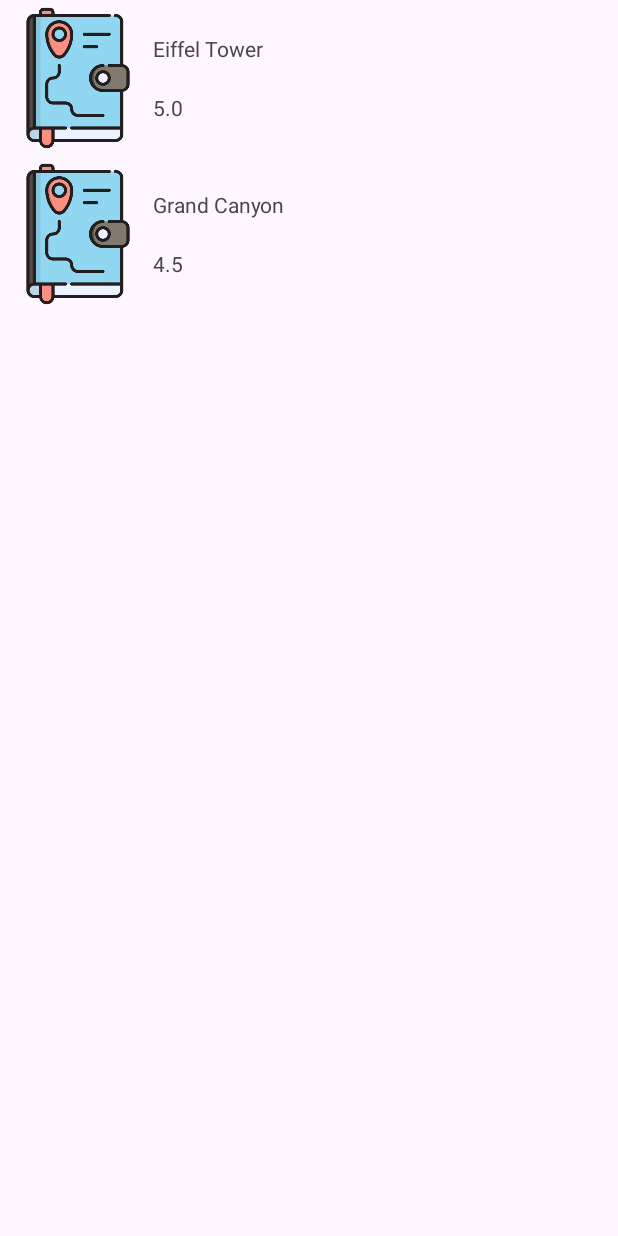
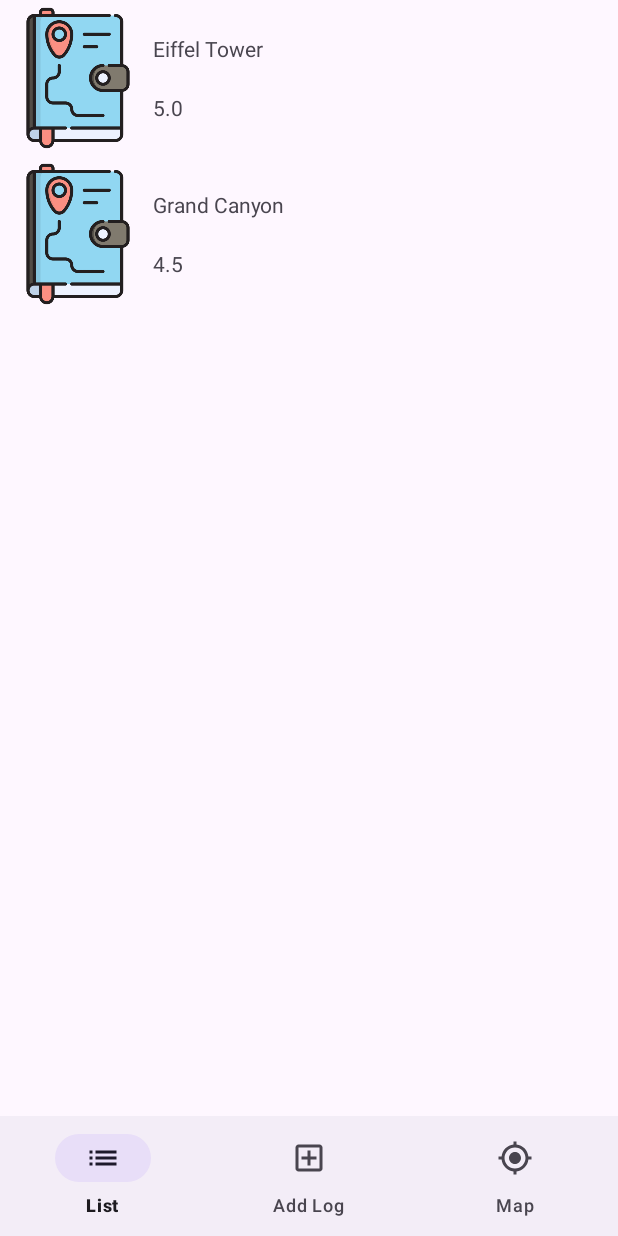
Before and after one commit to jovan-trajkovic/memorymap-android, an Android app: the screen it shows after launch (MainActivity), on a phone screen of 412 x 824 dp. Run offline under Robolectric (Android 15) with nearby library versions, the phone set to English and light mode, and no system bars; our stand-ins replace Picasso, Room's generated code.

Commit message:
added fragment for adding data

```diff
--- a/app/src/main/java/trajkovic/pora/memorymap/MainActivity.kt
+++ b/app/src/main/java/trajkovic/pora/memorymap/MainActivity.kt
@@ -5,7 +5,9 @@ import androidx.activity.enableEdgeToEdge
 import androidx.appcompat.app.AppCompatActivity
 import androidx.core.view.ViewCompat
 import androidx.core.view.WindowInsetsCompat
+import androidx.fragment.app.Fragment
 import trajkovic.pora.memorymap.databinding.ActivityMainBinding
+import trajkovic.pora.memorymap.fragments.AddLogFragment
 import trajkovic.pora.memorymap.fragments.ListFragment
 
 class MainActivity : AppCompatActivity() {
@@ -22,7 +24,19 @@ class MainActivity : AppCompatActivity() {
             v.setPadding(systemBars.left, systemBars.top, systemBars.right, systemBars.bottom)
             insets
         }
-        val fragment = ListFragment()
+        replaceFragment(ListFragment())
+
+        binding.bottomNavigationView.setOnItemSelectedListener { item ->
+            when(item.itemId){
+                R.id.listMenuButton -> { replaceFragment(ListFragment()); true }
+                R.id.addMenuButton -> { replaceFragment(AddLogFragment()); true }
+                R.id.mapMenuButton -> false
+                else -> false
+            }
+        }
+    }
+
+    private fun replaceFragment(fragment: Fragment) {
         supportFragmentManager.beginTransaction().replace(binding.fragmentContainerView.id,fragment).commit()
     }
 }
--- a/app/src/main/java/trajkovic/pora/memorymap/dao/LocationLogDao.kt
+++ b/app/src/main/java/trajkovic/pora/memorymap/dao/LocationLogDao.kt
@@ -1,9 +1,9 @@
 package trajkovic.pora.memorymap.dao
 
-import androidx.lifecycle.LiveData
 import androidx.room.Dao
 import androidx.room.Delete
 import androidx.room.Insert
+import androidx.room.OnConflictStrategy
 import androidx.room.Query
 import trajkovic.pora.memorymap.data.ImagePaths
 import trajkovic.pora.memorymap.data.LocationLog
@@ -11,15 +11,18 @@ import trajkovic.pora.memorymap.data.LocationLog
 @Dao
 interface LocationLogDao {
 
-    @Insert
+    @Insert(onConflict = OnConflictStrategy.IGNORE)
     fun insertLog(log: LocationLog)
+
+    @Insert(onConflict = OnConflictStrategy.IGNORE)
+    fun insertLogs(logs: List<LocationLog>)
 
     @Delete
     fun deleteLog(log: LocationLog)
 
     @Query("SELECT * FROM location_logs ORDER BY dateAdded DESC")
-    fun getAllLogs(): LiveData<List<LocationLog>>
+    fun getAllLogs(): List<LocationLog>
 
     @Query("SELECT * FROM image_paths WHERE locationLogId = :id")
-    fun getImages(id: String): LiveData<List<ImagePaths>>
+    fun getImages(id: String): List<ImagePaths>
 }
--- a/app/src/main/java/trajkovic/pora/memorymap/fragments/ListFragment.kt
+++ b/app/src/main/java/trajkovic/pora/memorymap/fragments/ListFragment.kt
@@ -10,6 +10,7 @@ import androidx.lifecycle.lifecycleScope
 import androidx.recyclerview.widget.LinearLayoutManager
 import kotlinx.coroutines.Dispatchers
 import kotlinx.coroutines.launch
+import kotlinx.coroutines.withContext
 import trajkovic.pora.memorymap.MyApplication
 import trajkovic.pora.memorymap.adapters.LocationLogAdapter
 import trajkovic.pora.memorymap.data.LocationLog
@@ -19,9 +20,11 @@ class ListFragment : Fragment() {
     private var _binding: FragmentListBinding? = null
     private val binding get() = _binding!!
 
+    private lateinit var queriedLogs: List<LocationLog>
+
     private val logs = listOf( // TODO: Replace with data from database
-        LocationLog(name = "Eiffel Tower", description = "Visited in Paris", rating = 5f, latitude = 48.8584, longitude = 2.2945, thumbnailPath = null),
-        LocationLog(name = "Grand Canyon", description = "Amazing views", rating = 4.5f, latitude = 36.1069, longitude = -112.1129, thumbnailPath = null)
+        LocationLog(id = "75023080-917a-47f9-b3c3-85ec214185b2",name = "Eiffel Tower", description = "Visited in Paris", rating = 5f, latitude = 48.8584, longitude = 2.2945, thumbnailPath = null),
+        LocationLog(id = "75023080-917a-47f9-b3c3-85ec214185b5", name = "Grand Canyon", description = "Amazing views", rating = 4.5f, latitude = 36.1069, longitude = -112.1129, thumbnailPath = null)
     )
 
     override fun onCreateView(
@@ -37,15 +40,25 @@ class ListFragment : Fragment() {
 
         val app = requireActivity().application as MyApplication
         val dao = app.database.dao
-        val adapter = LocationLogAdapter(logs) { log->
-            //TODO: Handle List Item click
-            Toast.makeText(requireContext(),"ITEM CLICKED: ${log.name}", Toast.LENGTH_SHORT).show()
-        }
-        binding.logList.layoutManager = LinearLayoutManager(requireContext())
-        binding.logList.adapter = adapter
 
         lifecycleScope.launch(Dispatchers.IO) {
-            dao.insertLog(logs[0])
+            dao.insertLogs(logs)
+            queriedLogs = dao.getAllLogs()
+
+
+            withContext(Dispatchers.Main) {
+                val adapter = LocationLogAdapter(queriedLogs) { log ->
+                    //TODO: Handle List Item click
+                    Toast.makeText(
+                        requireContext(),
+                        "ITEM CLICKED: ${log.name}",
+                        Toast.LENGTH_SHORT
+                    )
+                        .show()
+                }
+                binding.logList.layoutManager = LinearLayoutManager(requireContext())
+                binding.logList.adapter = adapter
+            }
         }
     }
 
--- /dev/null
+++ b/app/src/main/res/drawable/baseline_gps_fixed_24.xml
@@ -0,0 +1,5 @@
+<vector xmlns:android="http://schemas.android.com/apk/res/android" android:height="24dp" android:tint="#000000" android:viewportHeight="24" android:viewportWidth="24" android:width="24dp">
+
+    <path android:fillColor="@android:color/white" android:pathData="M12,8c-2.21,0 -4,1.79 -4,4s1.79,4 4,4 4,-1.79 4,-4 -1.79,-4 -4,-4zM20.94,11c-0.46,-4.17 -3.77,-7.48 -7.94,-7.94L13,1h-2v2.06C6.83,3.52 3.52,6.83 3.06,11L1,11v2h2.06c0.46,4.17 3.77,7.48 7.94,7.94L11,23h2v-2.06c4.17,-0.46 7.48,-3.77 7.94,-7.94L23,13v-2h-2.06zM12,19c-3.87,0 -7,-3.13 -7,-7s3.13,-7 7,-7 7,3.13 7,7 -3.13,7 -7,7z"/>
+
+</vector>
--- /dev/null
+++ b/app/src/main/res/drawable/baseline_list_24.xml
@@ -0,0 +1,5 @@
+<vector xmlns:android="http://schemas.android.com/apk/res/android" android:autoMirrored="true" android:height="24dp" android:tint="#000000" android:viewportHeight="24" android:viewportWidth="24" android:width="24dp">
+
+    <path android:fillColor="@android:color/white" android:pathData="M3,13h2v-2L3,11v2zM3,17h2v-2L3,15v2zM3,9h2L5,7L3,7v2zM7,13h14v-2L7,11v2zM7,17h14v-2L7,15v2zM7,7v2h14L21,7L7,7z"/>
+
+</vector>
--- /dev/null
+++ b/app/src/main/res/drawable/outline_add_box_24.xml
@@ -0,0 +1,5 @@
+<vector xmlns:android="http://schemas.android.com/apk/res/android" android:height="24dp" android:tint="#000000" android:viewportHeight="960" android:viewportWidth="960" android:width="24dp">
+
+    <path android:fillColor="@android:color/white" android:pathData="M440,680L520,680L520,520L680,520L680,440L520,440L520,280L440,280L440,440L280,440L280,520L440,520L440,680ZM200,840Q167,840 143.5,816.5Q120,793 120,760L120,200Q120,167 143.5,143.5Q167,120 200,120L760,120Q793,120 816.5,143.5Q840,167 840,200L840,760Q840,793 816.5,816.5Q793,840 760,840L200,840ZM200,760L760,760Q760,760 760,760Q760,760 760,760L760,200Q760,200 760,200Q760,200 760,200L200,200Q200,200 200,200Q200,200 200,200L200,760Q200,760 200,760Q200,760 200,760ZM200,200L200,200Q200,200 200,200Q200,200 200,200L200,760Q200,760 200,760Q200,760 200,760L200,760Q200,760 200,760Q200,760 200,760L200,200Q200,200 200,200Q200,200 200,200Z"/>
+
+</vector>
--- a/app/src/main/res/layout/activity_main.xml
+++ b/app/src/main/res/layout/activity_main.xml
@@ -10,5 +10,16 @@
     <androidx.fragment.app.FragmentContainerView
         android:id="@+id/fragmentContainerView"
         android:layout_width="match_parent"
-        android:layout_height="match_parent" />
+        android:layout_height="0dp"
+        app:layout_constraintBottom_toTopOf="@id/bottomNavigationView"
+        app:layout_constraintTop_toTopOf="parent" />
+
+    <com.google.android.material.bottomnavigation.BottomNavigationView
+        android:id="@+id/bottomNavigationView"
+        android:layout_width="match_parent"
+        android:layout_height="wrap_content"
+        app:layout_constraintBottom_toBottomOf="parent"
+        app:layout_constraintEnd_toEndOf="parent"
+        app:layout_constraintStart_toStartOf="parent"
+        app:menu="@menu/bottom_nav_menu"/>
 </androidx.constraintlayout.widget.ConstraintLayout>
--- /dev/null
+++ b/app/src/main/res/menu/bottom_nav_menu.xml
@@ -0,0 +1,20 @@
+<?xml version="1.0" encoding="utf-8"?>
+<menu xmlns:app="http://schemas.android.com/apk/res-auto"
+    xmlns:android="http://schemas.android.com/apk/res/android">
+
+    <item
+        android:id="@+id/listMenuButton"
+        android:title="List"
+        android:icon="@drawable/baseline_list_24"
+        />
+    <item
+        android:id="@+id/addMenuButton"
+        android:title="Add Log"
+        android:icon="@drawable/outline_add_box_24"
+        />
+    <item
+        android:id="@+id/mapMenuButton"
+        android:title="Map"
+        android:icon="@drawable/baseline_gps_fixed_24"
+        />
+</menu>
```
Also changed, not shown: app/src/main/java/trajkovic/pora/memorymap/fragments/AddLogFragment.kt (added, +85 -0 lines), app/src/main/res/layout/fragment_add_log.xml (added, +161 -0 lines).
